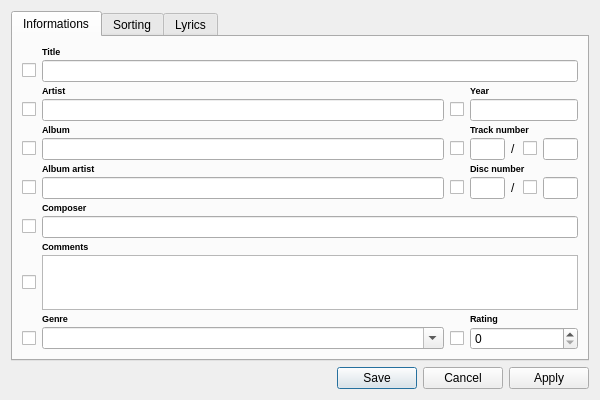
Before: the Qt Designer form Form/DialogEditSongs.ui in isuhao/TMediaPlayer, drawn with Qt 5.
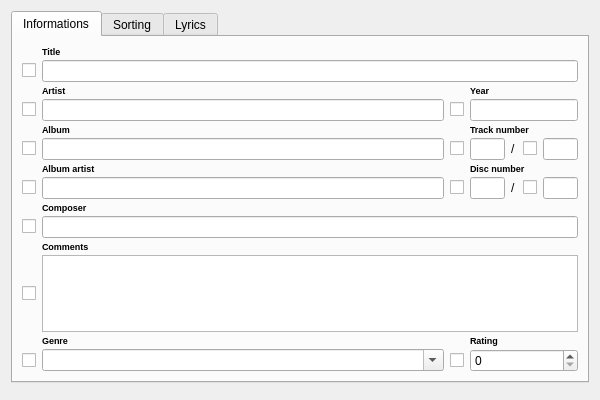
After: the same form once the commit is applied.

Diff of the .ui file:
```diff
--- a/Form/DialogEditSongs.ui
+++ b/Form/DialogEditSongs.ui
@@ -852,14 +852,7 @@
     </widget>
    </item>
    <item row="1" column="0">
-    <widget class="QDialogButtonBox" name="buttonBox">
-     <property name="orientation">
-      <enum>Qt::Horizontal</enum>
-     </property>
-     <property name="standardButtons">
-      <set>QDialogButtonBox::Apply|QDialogButtonBox::Cancel|QDialogButtonBox::Save</set>
-     </property>
-    </widget>
+    <widget class="QDialogButtonBox" name="buttonBox"/>
    </item>
   </layout>
  </widget>
```
